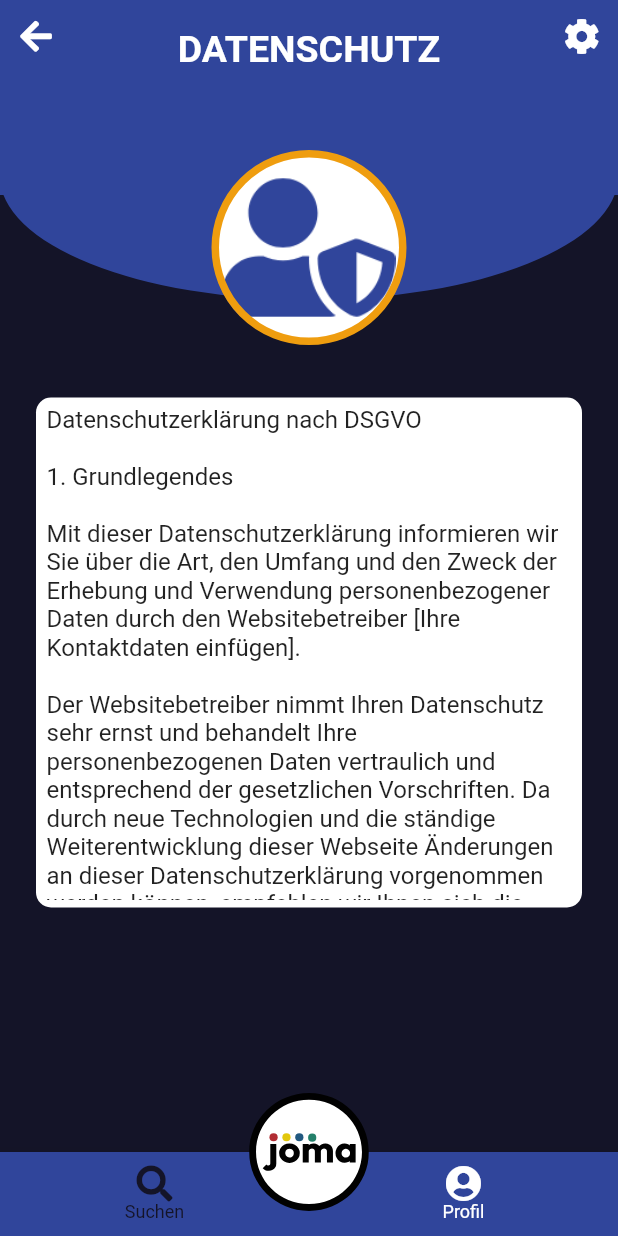
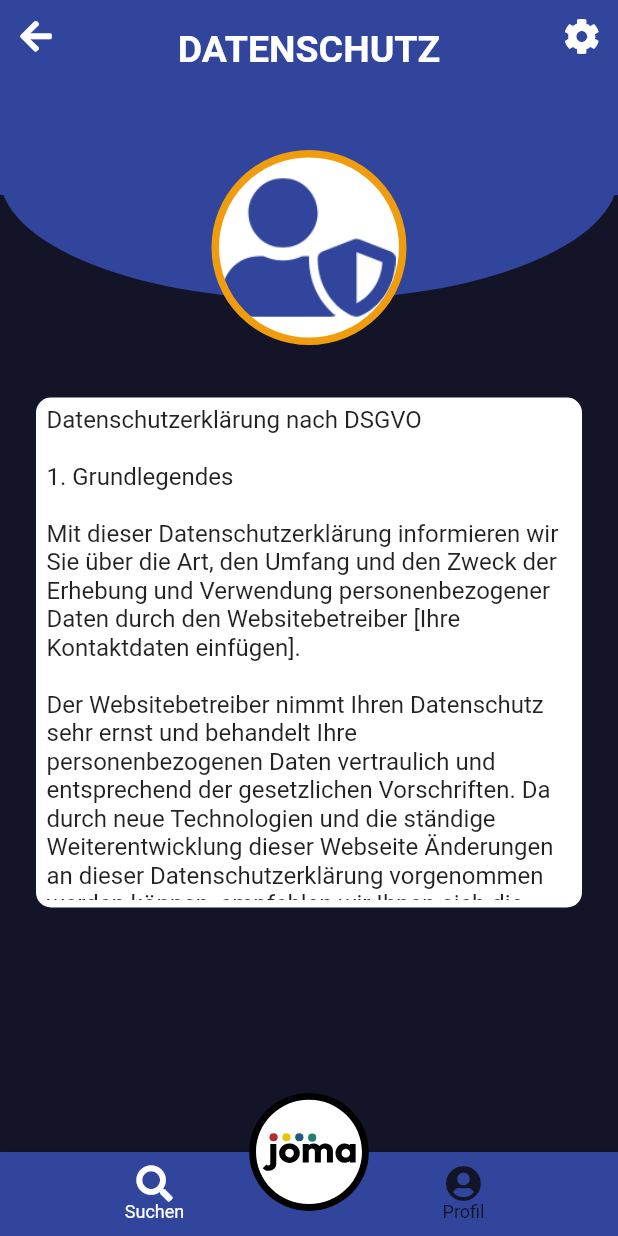
Before and after one commit to arsomesan/JoMa, a Flutter app: the Datenschutz screen opened directly, on a phone screen of 412 x 824 dp. Run offline on Flutter 3.47's test engine with Material 2 defaults, Android fonts, the light colour scheme and no system bars; our stand-ins replace animated_splash_screen, carousel_slider, flutter_map, flutter_svg, flutter_svg_provider, font_awesome_flutter and 4 more; accounts and stored records are empty; network calls fail.

Commit message:
Colorchange in NavBar IconButton White/Dark

```diff
--- a/lib/screens/screen_applications.dart
+++ b/lib/screens/screen_applications.dart
@@ -120,8 +120,8 @@
 
       bottomNavigationBar: AppNavBar(
     backgroundColor: AppColors().darkPrimaryColor,
-    selectedItemColor: AppBackgroundColors().darkBackground,
-    unselectedItemColor: AppColors().white,
+    selectedItemColor: AppColors().white,
+    unselectedItemColor: AppBackgroundColors().darkBackground,
     ),
 
       floatingActionButtonLocation: FloatingActionButtonLocation.centerDocked,
--- a/lib/screens/screen_notifications.dart
+++ b/lib/screens/screen_notifications.dart
@@ -169,8 +169,8 @@
 
       bottomNavigationBar: AppNavBar(
         backgroundColor: AppColors().darkPrimaryColor,
-        selectedItemColor: AppBackgroundColors().darkBackground,
-        unselectedItemColor: AppColors().white,
+        selectedItemColor: AppColors().white,
+        unselectedItemColor: AppBackgroundColors().darkBackground,
       ),
       floatingActionButtonLocation: FloatingActionButtonLocation.centerDocked,
     );
--- a/lib/screens/screen_settings_datenschutz.dart
+++ b/lib/screens/screen_settings_datenschutz.dart
@@ -83,8 +83,8 @@
 
       bottomNavigationBar: AppNavBar(
         backgroundColor: AppColors().darkPrimaryColor,
-        selectedItemColor: AppBackgroundColors().darkBackground,
-        unselectedItemColor: AppColors().white,
+        selectedItemColor: AppColors().white,
+        unselectedItemColor: AppBackgroundColors().darkBackground,
      ),
 
     );
--- a/lib/screens/screen_settings_impressum.dart
+++ b/lib/screens/screen_settings_impressum.dart
@@ -84,8 +84,8 @@
 
       bottomNavigationBar: AppNavBar(
         backgroundColor: AppColors().darkPrimaryColor,
-        selectedItemColor: AppBackgroundColors().darkBackground,
-        unselectedItemColor: AppColors().white,
+        selectedItemColor:AppColors().white,
+        unselectedItemColor: AppBackgroundColors().darkBackground,
       ),
 
     );
```
